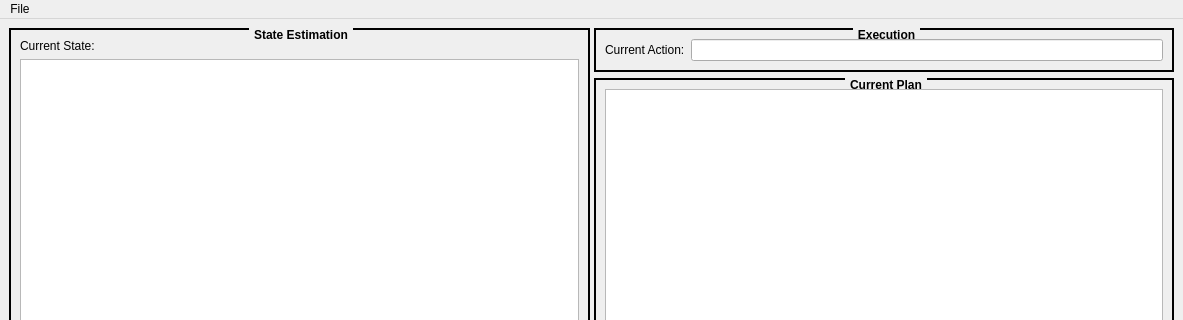
Above: continual_planning_monitor/src/ContinualPlanningMonitorWindow.ui from dornhege/tfd_modules before the change; both pictures show x 0 to 1183 and y 0 to 320 of the 1183 by 807 pixel window. Below: the same form after it.
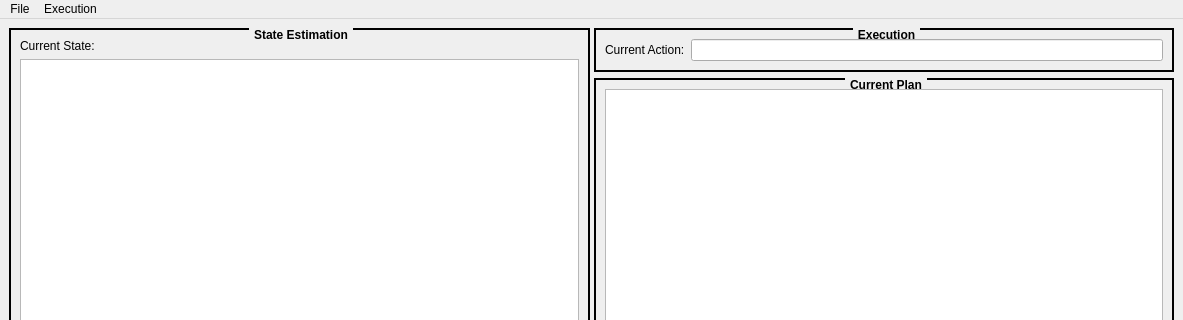
That is the form after the change.

Commit message: add pause/run functionality to continual_planning_monitor/continual_planning_executive

```diff
--- a/continual_planning_monitor/src/ContinualPlanningMonitorWindow.ui
+++ b/continual_planning_monitor/src/ContinualPlanningMonitorWindow.ui
@@ -252,7 +252,15 @@
     <addaction name="separator"/>
     <addaction name="actionExit"/>
    </widget>
+   <widget class="QMenu" name="menuExecution">
+    <property name="title">
+     <string>Execution</string>
+    </property>
+    <addaction name="actionRun"/>
+    <addaction name="actionPause"/>
+   </widget>
    <addaction name="menuFile"/>
+   <addaction name="menuExecution"/>
   </widget>
   <widget class="QStatusBar" name="statusbar"/>
   <action name="actionExit">
```
Left out of the diff: 10 changed lines with no effect on the pictures. The commit also changes 6 other files.
